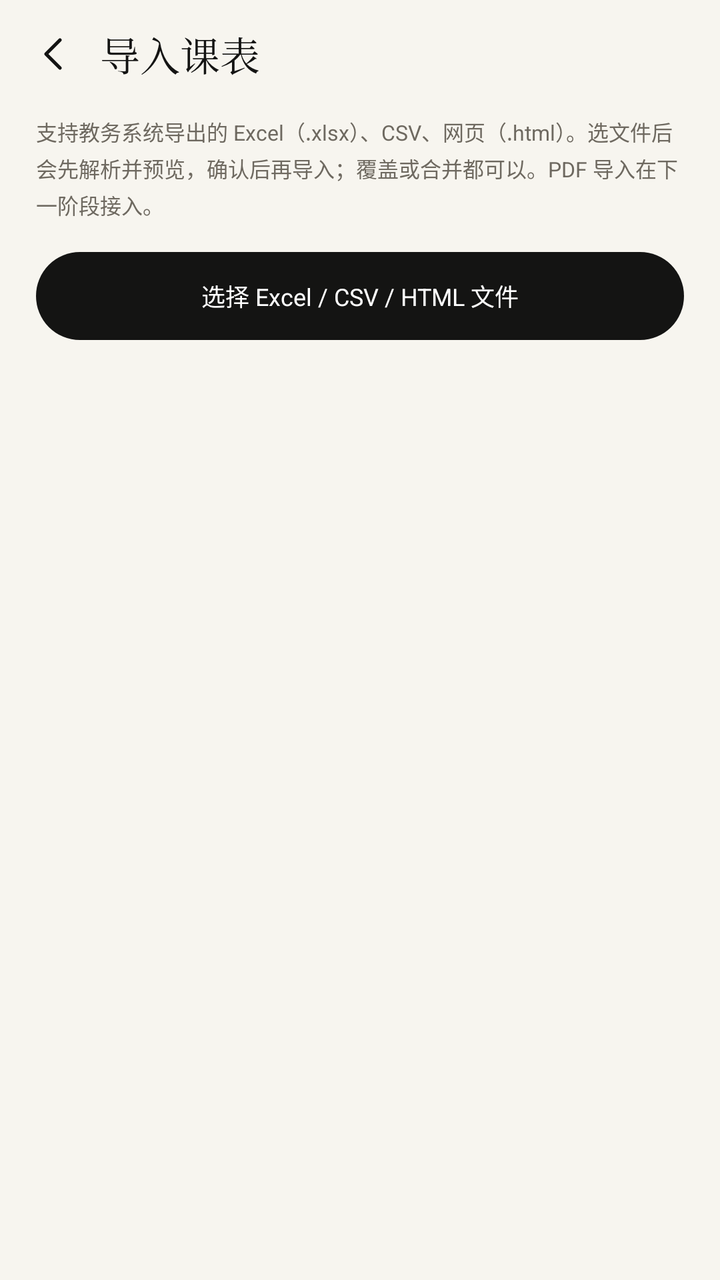
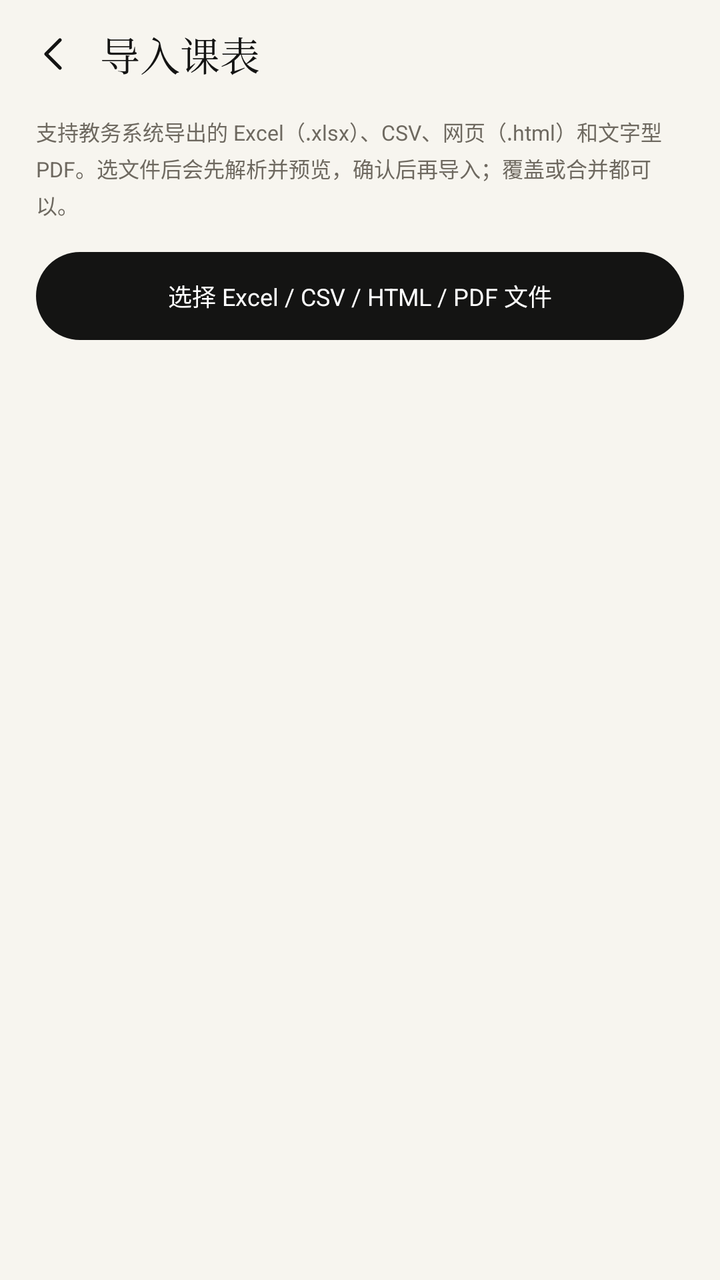

The first picture is an Android layout as it rendered before a commit; the second is the same layout after the commit. The layout source and the unified diff follow.
<!-- AndroidManifest.xml: activity theme Theme.Board.Timetable -->
<!-- res/layout/activity_timetable_import.xml -->
<?xml version="1.0" encoding="utf-8"?>
<LinearLayout xmlns:android="http://schemas.android.com/apk/res/android"
    android:layout_width="match_parent"
    android:layout_height="match_parent"
    android:background="@color/tt_bg"
    android:fitsSystemWindows="true"
    android:orientation="vertical">

    <LinearLayout style="@style/TtTopBar">
        <ImageButton
            android:id="@+id/btnBack"
            android:layout_width="34dp"
            android:layout_height="34dp"
            android:background="?attr/selectableItemBackgroundBorderless"
            android:contentDescription="返回"
            android:padding="5dp"
            android:scaleType="centerInside"
            android:src="@drawable/ic_back"
            android:tint="@color/tt_ink" />

        <TextView
            style="@style/TtTitle"
            android:layout_marginStart="6dp"
            android:text="导入课表" />
    </LinearLayout>

    <ScrollView
        android:layout_width="match_parent"
        android:layout_height="0dp"
        android:layout_weight="1"
        android:overScrollMode="never"
        android:scrollbars="none">

        <LinearLayout
            android:layout_width="match_parent"
            android:layout_height="wrap_content"
            android:orientation="vertical"
            android:paddingLeft="18dp"
            android:paddingTop="4dp"
            android:paddingRight="18dp"
            android:paddingBottom="40dp">

            <TextView
                android:layout_width="match_parent"
                android:layout_height="wrap_content"
                android:text="支持教务系统导出的 Excel（.xlsx）、CSV、网页（.html）。选文件后会先解析并预览，确认后再导入；覆盖或合并都可以。PDF 导入在下一阶段接入。"
                android:textColor="@color/tt_muted"
                android:textSize="10.5sp"
                android:lineSpacingExtra="3dp" />

            <TextView
                android:id="@+id/btnPick"
                android:layout_width="match_parent"
                android:layout_height="44dp"
                android:layout_marginTop="16dp"
                android:background="@drawable/bg_pill_dark"
                android:gravity="center"
                android:text="选择 Excel / CSV / HTML 文件"
                android:textColor="@color/tt_surface"
                android:textSize="12sp" />

            <TextView
                android:id="@+id/tvFile"
                android:layout_width="match_parent"
                android:layout_height="wrap_content"
                android:layout_marginTop="10dp"
                android:text=""
                android:textColor="@color/tt_muted2"
                android:textSize="10sp" />

            <TextView
                android:id="@+id/tvCount"
                android:layout_width="match_parent"
                android:layout_height="wrap_content"
                android:layout_marginTop="16dp"
                android:text=""
                android:textColor="@color/tt_ink"
                android:textSize="14sp"
                android:textStyle="bold" />

            <TextView
                android:id="@+id/tvPreview"
                android:layout_width="match_parent"
                android:layout_height="wrap_content"
                android:layout_marginTop="10dp"
                android:lineSpacingExtra="3dp"
                android:text=""
                android:textColor="@color/tt_ink"
                android:textSize="11sp" />

            <TextView
                android:id="@+id/tvWarnings"
                android:layout_width="match_parent"
                android:layout_height="wrap_content"
                android:layout_marginTop="12dp"
                android:lineSpacingExtra="3dp"
                android:text=""
                android:textColor="@color/tt_danger"
                android:textSize="10.5sp" />

            <LinearLayout
                android:id="@+id/importActions"
                android:layout_width="match_parent"
                android:layout_height="wrap_content"
                android:layout_marginTop="20dp"
                android:orientation="horizontal"
                android:visibility="gone">

                <TextView
                    android:id="@+id/btnReplace"
                    android:layout_width="0dp"
                    android:layout_height="44dp"
                    android:layout_weight="1"
                    android:background="@drawable/bg_pill_dark"
                    android:gravity="center"
                    android:text="覆盖导入"
                    android:textColor="@color/tt_surface"
                    android:textSize="12sp" />

                <TextView
                    android:id="@+id/btnMerge"
                    android:layout_width="0dp"
                    android:layout_height="44dp"
                    android:layout_marginStart="10dp"
                    android:layout_weight="1"
                    android:background="@drawable/bg_pill"
                    android:gravity="center"
                    android:text="合并导入"
                    android:textColor="@color/tt_ink"
                    android:textSize="12sp" />
            </LinearLayout>
        </LinearLayout>
    </ScrollView>
</LinearLayout>
<!-- resources referenced by this layout -->
<resources>
  <color name="tt_bg">#F7F5EF</color>
  <color name="tt_danger">#B4483A</color>
  <color name="tt_ink">#141413</color>
  <color name="tt_muted">#6E6960</color>
  <color name="tt_muted2">#A39D92</color>
  <color name="tt_surface">#FFFFFF</color>
  <!-- drawable bg_pill (drawable) -->
  <?xml version="1.0" encoding="utf-8"?>
  <shape xmlns:android="http://schemas.android.com/apk/res/android" android:shape="rectangle">
      <solid android:color="@color/tt_surface" />
      <corners android:radius="999dp" />
      <stroke android:width="1dp" android:color="@color/tt_line" />
  </shape>
  <!-- drawable bg_pill_dark (drawable) -->
  <?xml version="1.0" encoding="utf-8"?>
  <shape xmlns:android="http://schemas.android.com/apk/res/android" android:shape="rectangle">
      <solid android:color="@color/tt_ink" />
      <corners android:radius="999dp" />
  </shape>
  <!-- drawable ic_back (drawable) -->
  <vector xmlns:android="http://schemas.android.com/apk/res/android" android:width="24dp" android:height="24dp" android:viewportWidth="24" android:viewportHeight="24">
      <path android:pathData="M15 5l-7 7 7 7" android:strokeColor="#FF141413" android:strokeWidth="1.7" android:strokeLineCap="round" android:strokeLineJoin="round" android:fillColor="@android:color/transparent" />
  </vector>
  <style name="TtTitle">
          <item name="android:layout_width">wrap_content</item>
          <item name="android:layout_height">match_parent</item>
          <item name="android:gravity">center_vertical</item>
          <item name="android:fontFamily">serif</item>
          <item name="android:textColor">@color/tt_ink</item>
          <item name="android:textSize">20sp</item>
      </style>
  <style name="TtTopBar">
          <item name="android:layout_width">match_parent</item>
          <item name="android:layout_height">54dp</item>
          <item name="android:orientation">horizontal</item>
          <item name="android:gravity">center_vertical</item>
          <item name="android:paddingLeft">10dp</item>
          <item name="android:paddingRight">16dp</item>
      </style>
  <style name="Theme.Board.Timetable" parent="Theme.Board">
          <item name="android:windowBackground">@color/tt_bg</item>
          <item name="android:statusBarColor">@color/tt_bg</item>
          <item name="android:navigationBarColor">@color/tt_bg</item>
          <item name="android:windowLightStatusBar">true</item>
          <item name="android:windowLightNavigationBar">true</item>
          <item name="colorAccent">@color/tt_accent</item>
          <item name="android:textColorPrimary">@color/tt_ink</item>
      </style>
  <color name="tt_line">#E5E0D5</color>
  <style name="Theme.Board" parent="Theme.AppCompat.Light.NoActionBar">
          <item name="android:windowBackground">#FFFFFF</item>
          <item name="android:statusBarColor">#FFFFFF</item>
          <item name="android:windowLightStatusBar">true</item>
          <item name="android:navigationBarColor">#FFFFFF</item>
          <item name="android:windowLightNavigationBar">true</item>
          <item name="colorAccent">#111111</item>
          <item name="android:textColorPrimary">#111111</item>
      </style>
  <color name="tt_accent">#C96442</color>
</resources>

<!-- the commit's change to res/layout/activity_timetable_import.xml (unified diff, before → after) -->
@@ -43,7 +43,7 @@
             <TextView
                 android:layout_width="match_parent"
                 android:layout_height="wrap_content"
-                android:text="支持教务系统导出的 Excel（.xlsx）、CSV、网页（.html）。选文件后会先解析并预览，确认后再导入；覆盖或合并都可以。PDF 导入在下一阶段接入。"
+                android:text="支持教务系统导出的 Excel（.xlsx）、CSV、网页（.html）和文字型 PDF。选文件后会先解析并预览，确认后再导入；覆盖或合并都可以。"
                 android:textColor="@color/tt_muted"
                 android:textSize="10.5sp"
                 android:lineSpacingExtra="3dp" />
@@ -55,7 +55,7 @@
                 android:layout_marginTop="16dp"
                 android:background="@drawable/bg_pill_dark"
                 android:gravity="center"
-                android:text="选择 Excel / CSV / HTML 文件"
+                android:text="选择 Excel / CSV / HTML / PDF 文件"
                 android:textColor="@color/tt_surface"
                 android:textSize="12sp" />
 
